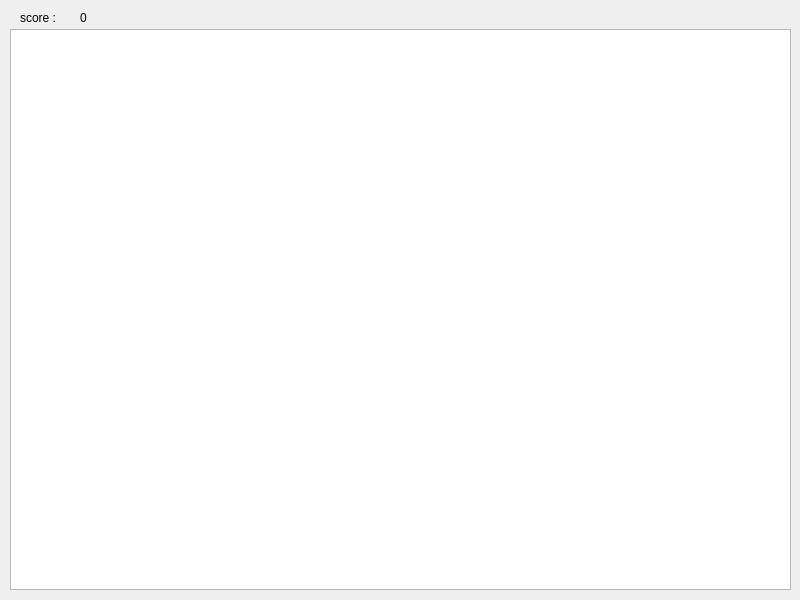
First picture: the form in mainwidget.ui, repository xlbatross/pacman, before the edit.
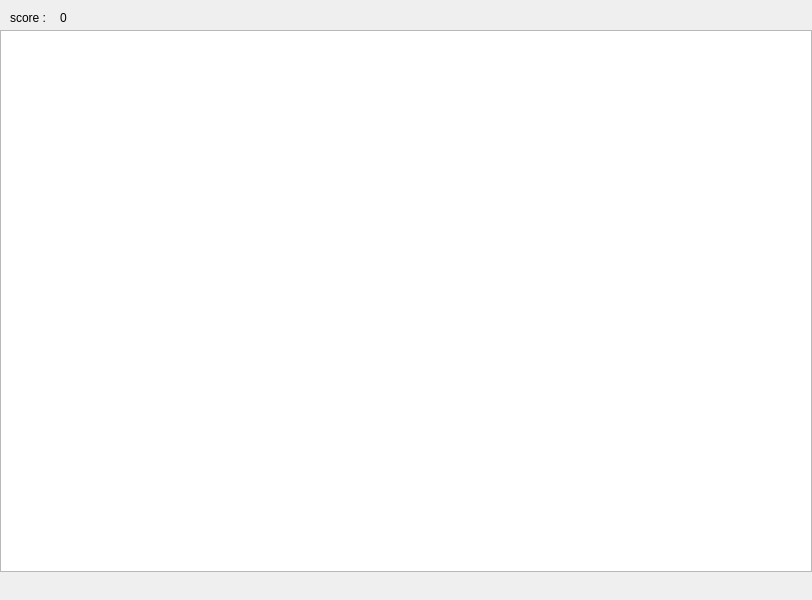
Second picture: the form after the edit.

The edit to the form file:
```diff
--- a/mainwidget.ui
+++ b/mainwidget.ui
@@ -6,7 +6,7 @@
    <rect>
     <x>0</x>
     <y>0</y>
-    <width>800</width>
+    <width>812</width>
     <height>600</height>
    </rect>
   </property>
@@ -16,17 +16,17 @@
   <widget class="QGraphicsView" name="graphicsView">
    <property name="geometry">
     <rect>
-     <x>10</x>
-     <y>29</y>
-     <width>781</width>
-     <height>561</height>
+     <x>0</x>
+     <y>30</y>
+     <width>812</width>
+     <height>542</height>
     </rect>
    </property>
   </widget>
   <widget class="QLabel" name="label">
    <property name="geometry">
     <rect>
-     <x>20</x>
+     <x>10</x>
      <y>10</y>
      <width>48</width>
      <height>16</height>
@@ -39,7 +39,7 @@
   <widget class="QLabel" name="labelScore">
    <property name="geometry">
     <rect>
-     <x>80</x>
+     <x>60</x>
      <y>10</y>
      <width>48</width>
      <height>16</height>
```
